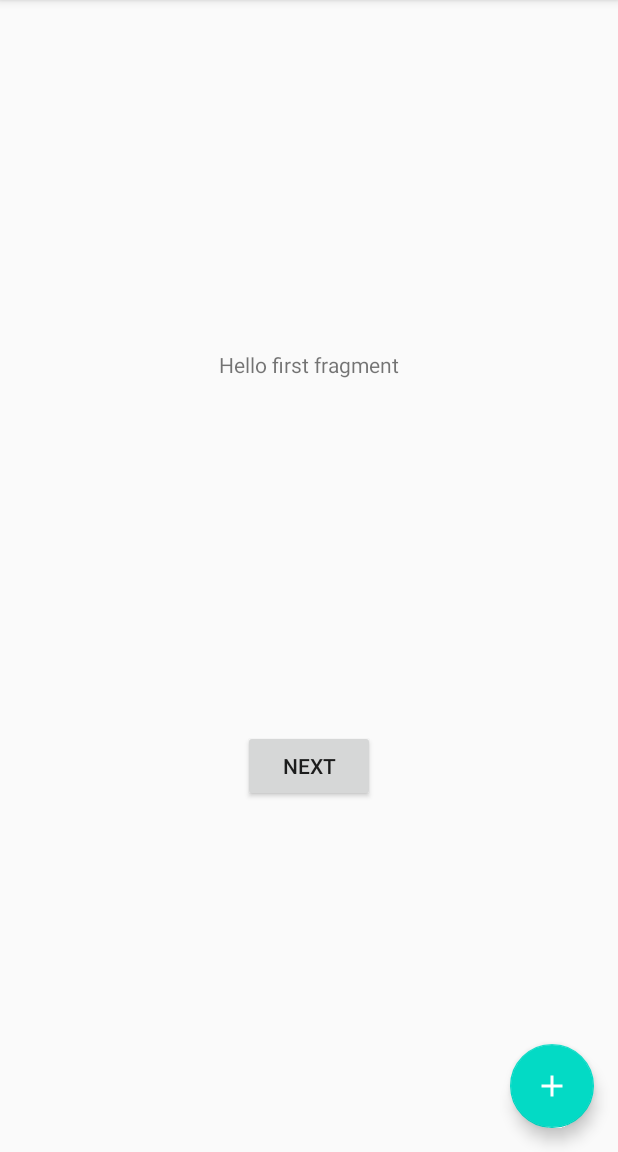
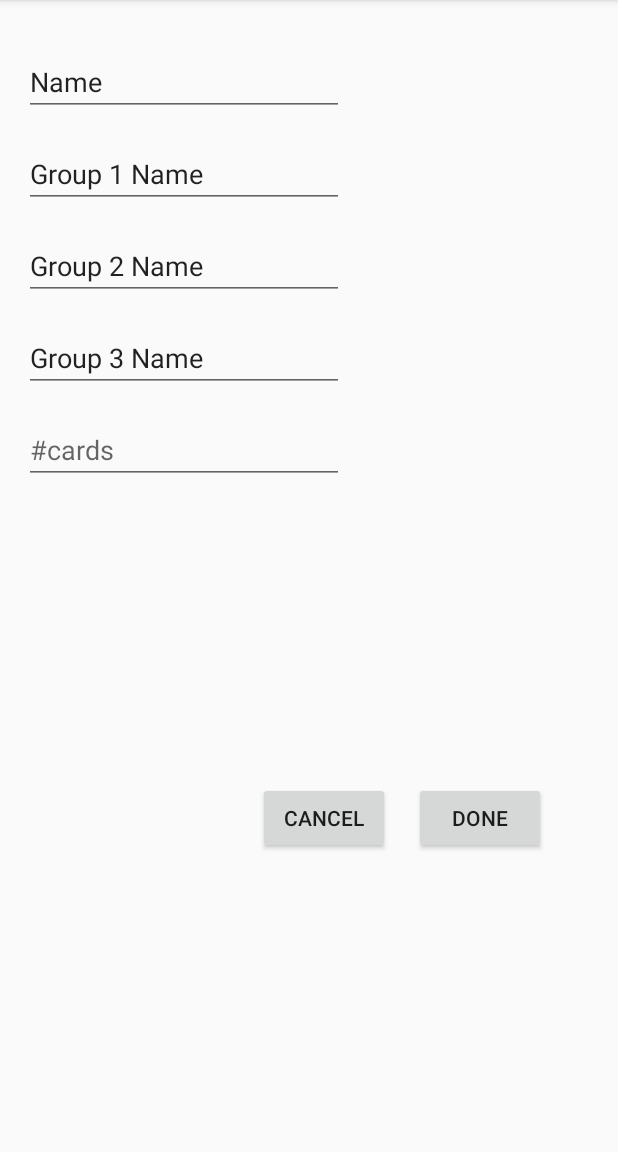
Before and after one commit to giladgotman/celebs, an Android app: the screen it shows after launch (MainActivity), after a tap on an icon or button, on a phone screen of 412 x 824 dp, the part 84-1236 px from its top. Run offline under Robolectric (Android 15) with nearby library versions, the light colour scheme and no system bars; our stand-ins replace Firebase (no records; nobody signed in at launch, a user with empty details on screens opened directly), RxJava, Timber; 1 other tap on this screen came first.

Commit message:
add createGame screen

```diff
--- a/app/src/main/java/com/gggames/celebs/data/model/Game.kt
+++ b/app/src/main/java/com/gggames/celebs/data/model/Game.kt
@@ -11,7 +11,7 @@ data class Game (val id: String,
 
 data class GameInfo(
     val round: Round,
-    val score: Map<Group, Int>,
+    val score: Map<String, Int>,
     val totalCards: Int,
     val cardsInDeck: Int,
     val currentPlayer: Player
--- a/app/src/main/java/com/gggames/celebs/data/source/remote/model/GameRaw.kt
+++ b/app/src/main/java/com/gggames/celebs/data/source/remote/model/GameRaw.kt
@@ -24,7 +24,7 @@ data class GameRaw (
 
 data class GameInfoRaw(
     val round: RoundRaw = Round.Speaking.toRaw(),
-    val score: Map<GroupRaw, Int> = emptyMap(),
+    val score: Map<String, Int> = emptyMap(),
     val totalCards: Int = 0,
     val cardsInDeck: Int = 0,
     val currentPlayer: PlayerRaw = PlayerRaw()
--- a/app/src/main/java/com/gggames/celebs/domain/AddGameUseCase.kt
+++ b/app/src/main/java/com/gggames/celebs/domain/AddGameUseCase.kt
@@ -20,8 +20,8 @@ class AddGameUseCase(
                 })
 
     fun createDummyGame(): Game =
-        Game(id = "gameTestId",
-            name = "testGame",
+        Game(id = "gameTestId2",
+            name = "testGame2",
             createdAt = System.currentTimeMillis(),
             groups = listOf(
                 Group(("group1"),
--- /dev/null
+++ b/app/src/main/java/com/gggames/celebs/presentation/CreateGameFragment.kt
@@ -0,0 +1,49 @@
+package com.gggames.celebs.presentation
+
+import android.os.Bundle
+import android.view.LayoutInflater
+import android.view.View
+import android.view.ViewGroup
+import android.widget.Button
+import androidx.fragment.app.Fragment
+import androidx.navigation.fragment.findNavController
+import com.gggames.celebs.R
+import com.gggames.celebs.data.GamesRepositoryImpl
+import com.gggames.celebs.data.source.remote.FirebaseGamesDataSource
+import com.gggames.celebs.domain.AddGameUseCase
+import com.google.firebase.firestore.FirebaseFirestore
+import com.idagio.app.core.utils.rx.scheduler.SchedulerProvider
+
+/**
+ * A simple [Fragment] subclass as the second destination in the navigation.
+ */
+class CreateGameFragment : Fragment() {
+
+    val addGameUseCase = AddGameUseCase(
+        GamesRepositoryImpl(
+            FirebaseGamesDataSource(
+                FirebaseFirestore.getInstance()
+            )
+        ),
+        SchedulerProvider()
+    )
+    override fun onCreateView(
+            inflater: LayoutInflater, container: ViewGroup?,
+            savedInstanceState: Bundle?
+    ): View? {
+        // Inflate the layout for this fragment
+        return inflater.inflate(R.layout.fragment_create_game, container, false)
+    }
+
+    override fun onViewCreated(view: View, savedInstanceState: Bundle?) {
+        super.onViewCreated(view, savedInstanceState)
+
+        view.findViewById<Button>(R.id.buttonCancel).setOnClickListener {
+            findNavController().navigate(R.id.action_CreateGame_to_GamesFragment)
+        }
+
+        view.findViewById<Button>(R.id.buttonDone).setOnClickListener {
+            addGameUseCase()
+        }
+    }
+}
--- a/app/src/main/java/com/gggames/celebs/presentation/FirstFragment.kt
+++ b/app/src/main/java/com/gggames/celebs/presentation/GamesFragment.kt
@@ -2,26 +2,26 @@ package com.gggames.celebs.presentation
 
 import android.os.Bundle
 import android.util.Log
-import androidx.fragment.app.Fragment
 import android.view.LayoutInflater
 import android.view.View
 import android.view.ViewGroup
 import android.widget.Button
+import androidx.fragment.app.Fragment
+import androidx.navigation.fragment.findNavController
 import com.gggames.celebs.R
+import com.gggames.celebs.data.GamesRepositoryImpl
 import com.gggames.celebs.data.source.remote.FirebaseGamesDataSource
-import com.gggames.celebs.data.GamesRepositoryImpl
 import com.gggames.celebs.domain.GetGamesUseCase
 import com.google.firebase.firestore.FirebaseFirestore
 import com.idagio.app.core.utils.rx.scheduler.BaseSchedulerProvider
 import com.idagio.app.core.utils.rx.scheduler.SchedulerProvider
 import io.reactivex.disposables.CompositeDisposable
-import kotlinx.android.synthetic.main.fragment_first.*
-import java.lang.StringBuilder
+import kotlinx.android.synthetic.main.fragment_games.*
 
 /**
  * A simple [Fragment] subclass as the default destination in the navigation.
  */
-class FirstFragment : Fragment() {
+class GamesFragment : Fragment() {
 
     private val TAG = "gilad"
 
@@ -36,7 +36,7 @@ class FirstFragment : Fragment() {
             savedInstanceState: Bundle?
     ): View? {
         // Inflate the layout for this fragment
-        return inflater.inflate(R.layout.fragment_first, container, false)
+        return inflater.inflate(R.layout.fragment_games, container, false)
     }
 
     override fun onViewCreated(view: View, savedInstanceState: Bundle?) {
@@ -48,7 +48,10 @@ class FirstFragment : Fragment() {
         ))
         view.findViewById<Button>(R.id.button_first).setOnClickListener {
             fetchGames()
-//            findNavController().navigate(R.id.action_FirstFragment_to_SecondFragment)
+        }
+
+        createGameFab.setOnClickListener {
+            findNavController().navigate(R.id.action_GamesFragment_to_CreateGameFragment)
         }
     }
 
--- a/app/src/main/java/com/gggames/celebs/presentation/MainActivity.kt
+++ b/app/src/main/java/com/gggames/celebs/presentation/MainActivity.kt
@@ -6,34 +6,15 @@ import android.view.MenuItem
 import android.view.View
 import androidx.appcompat.app.AppCompatActivity
 import com.gggames.celebs.R
-import com.gggames.celebs.data.GamesRepositoryImpl
-import com.gggames.celebs.data.source.remote.FirebaseGamesDataSource
-import com.gggames.celebs.domain.AddGameUseCase
 import com.google.android.material.snackbar.Snackbar
-import com.google.firebase.firestore.FirebaseFirestore
-import com.idagio.app.core.utils.rx.scheduler.SchedulerProvider
 import kotlinx.android.synthetic.main.activity_main.*
 
 class MainActivity : AppCompatActivity() {
-
-    val addGameUseCase = AddGameUseCase(GamesRepositoryImpl(
-        FirebaseGamesDataSource(
-            FirebaseFirestore.getInstance()
-        )
-    ),
-        SchedulerProvider()
-    )
-
-
 
     override fun onCreate(savedInstanceState: Bundle?) {
         super.onCreate(savedInstanceState)
         setContentView(R.layout.activity_main)
         setSupportActionBar(toolbar)
-
-        createGameFab.setOnClickListener { view ->
-            addGameUseCase()
-        }
     }
 
     private fun createSnackbar(view: View) {
--- a/app/src/main/java/com/gggames/celebs/presentation/SecondFragment.kt
+++ /dev/null
@@ -1,32 +0,0 @@
-package com.gggames.celebs.presentation
-
-import android.os.Bundle
-import androidx.fragment.app.Fragment
-import android.view.LayoutInflater
-import android.view.View
-import android.view.ViewGroup
-import android.widget.Button
-import androidx.navigation.fragment.findNavController
-import com.gggames.celebs.R
-
-/**
- * A simple [Fragment] subclass as the second destination in the navigation.
- */
-class SecondFragment : Fragment() {
-
-    override fun onCreateView(
-            inflater: LayoutInflater, container: ViewGroup?,
-            savedInstanceState: Bundle?
-    ): View? {
-        // Inflate the layout for this fragment
-        return inflater.inflate(R.layout.fragment_second, container, false)
-    }
-
-    override fun onViewCreated(view: View, savedInstanceState: Bundle?) {
-        super.onViewCreated(view, savedInstanceState)
-
-        view.findViewById<Button>(R.id.button_second).setOnClickListener {
-            findNavController().navigate(R.id.action_SecondFragment_to_FirstFragment)
-        }
-    }
-}
--- a/app/src/main/res/layout/activity_main.xml
+++ b/app/src/main/res/layout/activity_main.xml
@@ -20,14 +20,6 @@
 
     </com.google.android.material.appbar.AppBarLayout>
 
-    <com.google.android.material.floatingactionbutton.FloatingActionButton
-        android:id="@+id/createGameFab"
-        android:layout_width="wrap_content"
-        android:layout_height="wrap_content"
-        android:layout_gravity="bottom|end"
-        android:layout_margin="@dimen/fab_margin"
-        app:srcCompat="@drawable/ic_add" />
-
     <include layout="@layout/content_main" />
 
 </androidx.coordinatorlayout.widget.CoordinatorLayout>
--- /dev/null
+++ b/app/src/main/res/layout/fragment_create_game.xml
@@ -0,0 +1,87 @@
+<?xml version="1.0" encoding="utf-8"?>
+<androidx.constraintlayout.widget.ConstraintLayout xmlns:android="http://schemas.android.com/apk/res/android"
+    xmlns:app="http://schemas.android.com/apk/res-auto"
+    xmlns:tools="http://schemas.android.com/tools"
+    android:layout_width="match_parent"
+    android:layout_height="match_parent"
+    tools:context="com.gggames.celebs.presentation.CreateGameFragment"
+    android:paddingStart="@dimen/default_margin"
+    android:paddingEnd="@dimen/default_margin"
+    android:paddingTop="@dimen/medium_margin"
+    >
+
+    <EditText
+        android:id="@+id/gameName"
+        android:layout_width="wrap_content"
+        android:layout_height="wrap_content"
+        android:ems="10"
+        android:inputType="textPersonName"
+        android:text="@string/create_game_name"
+        app:layout_constraintStart_toStartOf="parent"
+        app:layout_constraintTop_toTopOf="parent" />
+
+    <EditText
+        android:id="@+id/groupName1"
+        android:layout_width="wrap_content"
+        android:layout_height="wrap_content"
+        android:ems="10"
+        android:inputType="textPersonName"
+        android:layout_marginTop="@dimen/default_margin"
+        android:text="@string/create_game_group_1_name"
+        app:layout_constraintStart_toStartOf="parent"
+        app:layout_constraintTop_toBottomOf="@+id/gameName" />
+
+    <EditText
+        android:id="@+id/groupName2"
+        android:layout_width="wrap_content"
+        android:layout_height="wrap_content"
+        android:ems="10"
+        android:inputType="textPersonName"
+        android:layout_marginTop="@dimen/default_margin"
+        android:text="@string/create_game_group_2_name"
+        app:layout_constraintStart_toStartOf="parent"
+        app:layout_constraintTop_toBottomOf="@+id/groupName1" />
+
+    <EditText
+        android:id="@+id/groupName3"
+        android:layout_width="wrap_content"
+        android:layout_height="wrap_content"
+        android:ems="10"
+        android:inputType="textPersonName"
+        android:layout_marginTop="@dimen/default_margin"
+        android:text="@string/create_game_group_3_name"
+        app:layout_constraintStart_toStartOf="parent"
+        app:layout_constraintTop_toBottomOf="@+id/groupName2" />
+
+    <EditText
+        android:id="@+id/cardsAmount"
+        android:layout_width="wrap_content"
+        android:layout_height="wrap_content"
+        android:ems="10"
+        android:hint="@string/create_game_num_cards"
+        android:inputType="number"
+        android:layout_marginTop="@dimen/default_margin"
+        app:layout_constraintStart_toStartOf="parent"
+        app:layout_constraintTop_toBottomOf="@+id/groupName3" />
+
+
+    <Button
+        android:id="@+id/buttonDone"
+        android:layout_width="wrap_content"
+        android:layout_height="wrap_content"
+        android:text="@string/done"
+        app:layout_constraintBottom_toBottomOf="parent"
+        app:layout_constraintEnd_toEndOf="parent"
+        android:layout_marginEnd="@dimen/medium_margin"
+        app:layout_constraintTop_toBottomOf="@id/cardsAmount" />
+
+    <Button
+        android:id="@+id/buttonCancel"
+        android:layout_width="wrap_content"
+        android:layout_height="wrap_content"
+        android:text="@string/cancel"
+        app:layout_constraintEnd_toStartOf="@+id/buttonDone"
+        android:layout_marginEnd="@dimen/default_margin"
+        app:layout_constraintBaseline_toBaselineOf="@id/buttonDone"
+        />
+</androidx.constraintlayout.widget.ConstraintLayout>
--- a/app/src/main/res/layout/fragment_first.xml
+++ /dev/null
@@ -1,28 +0,0 @@
-<?xml version="1.0" encoding="utf-8"?>
-<androidx.constraintlayout.widget.ConstraintLayout xmlns:android="http://schemas.android.com/apk/res/android"
-    xmlns:app="http://schemas.android.com/apk/res-auto"
-    xmlns:tools="http://schemas.android.com/tools"
-    android:layout_width="match_parent"
-    android:layout_height="match_parent"
-    tools:context="com.gggames.celebs.presentation.FirstFragment">
-
-    <Button
-        android:id="@+id/button_first"
-        android:layout_width="wrap_content"
-        android:layout_height="wrap_content"
-        android:text="@string/next"
-        app:layout_constraintBottom_toBottomOf="parent"
-        app:layout_constraintEnd_toEndOf="parent"
-        app:layout_constraintStart_toStartOf="parent"
-        app:layout_constraintTop_toBottomOf="@id/textview_games" />
-
-    <TextView
-        android:id="@+id/textview_games"
-        android:layout_width="wrap_content"
-        android:layout_height="wrap_content"
-        android:text="@string/hello_first_fragment"
-        app:layout_constraintBottom_toTopOf="@id/button_first"
-        app:layout_constraintEnd_toEndOf="parent"
-        app:layout_constraintStart_toStartOf="parent"
-        app:layout_constraintTop_toTopOf="parent" />
-</androidx.constraintlayout.widget.ConstraintLayout>
--- a/app/src/main/res/layout/fragment_second.xml
+++ b/app/src/main/res/layout/fragment_games.xml
@@ -4,24 +4,35 @@
     xmlns:tools="http://schemas.android.com/tools"
     android:layout_width="match_parent"
     android:layout_height="match_parent"
-    tools:context="com.gggames.celebs.presentation.SecondFragment">
+    tools:context="com.gggames.celebs.presentation.GamesFragment">
 
     <Button
-        android:id="@+id/button_second"
+        android:id="@+id/button_first"
         android:layout_width="wrap_content"
         android:layout_height="wrap_content"
-        android:text="@string/previous"
+        android:text="fetch"
         app:layout_constraintBottom_toBottomOf="parent"
         app:layout_constraintEnd_toEndOf="parent"
         app:layout_constraintStart_toStartOf="parent"
-        app:layout_constraintTop_toBottomOf="@id/textview_second" />
+        app:layout_constraintTop_toBottomOf="@id/textview_games" />
 
     <TextView
-        android:id="@+id/textview_second"
+        android:id="@+id/textview_games"
         android:layout_width="wrap_content"
         android:layout_height="wrap_content"
-        app:layout_constraintBottom_toTopOf="@id/button_second"
+        android:text="@string/hello_first_fragment"
+        app:layout_constraintBottom_toTopOf="@id/button_first"
         app:layout_constraintEnd_toEndOf="parent"
         app:layout_constraintStart_toStartOf="parent"
         app:layout_constraintTop_toTopOf="parent" />
+
+    <com.google.android.material.floatingactionbutton.FloatingActionButton
+        app:layout_constraintBottom_toBottomOf="parent"
+        app:layout_constraintEnd_toEndOf="parent"
+        android:id="@+id/createGameFab"
+        android:layout_width="wrap_content"
+        android:layout_height="wrap_content"
+        android:layout_gravity="bottom|end"
+        android:layout_margin="@dimen/fab_margin"
+        app:srcCompat="@drawable/ic_add" />
 </androidx.constraintlayout.widget.ConstraintLayout>
--- a/app/src/main/res/navigation/nav_graph.xml
+++ b/app/src/main/res/navigation/nav_graph.xml
@@ -3,26 +3,26 @@
     xmlns:app="http://schemas.android.com/apk/res-auto"
     xmlns:tools="http://schemas.android.com/tools"
     android:id="@+id/nav_graph"
-    app:startDestination="@id/FirstFragment">
+    app:startDestination="@id/GamesFragment">
 
     <fragment
-        android:id="@+id/FirstFragment"
-        android:name="com.gggames.celebs.presentation.FirstFragment"
-        android:label="@string/first_fragment_label"
-        tools:layout="@layout/fragment_first">
+        android:id="@+id/GamesFragment"
+        android:name="com.gggames.celebs.presentation.GamesFragment"
+        android:label="@string/games_fragment_label"
+        tools:layout="@layout/fragment_games">
 
         <action
-            android:id="@+id/action_FirstFragment_to_SecondFragment"
-            app:destination="@id/SecondFragment" />
+            android:id="@+id/action_GamesFragment_to_CreateGameFragment"
+            app:destination="@id/CreateGameFragment" />
     </fragment>
     <fragment
-        android:id="@+id/SecondFragment"
-        android:name="com.gggames.celebs.presentation.SecondFragment"
-        android:label="@string/second_fragment_label"
-        tools:layout="@layout/fragment_second">
+        android:id="@+id/CreateGameFragment"
+        android:name="com.gggames.celebs.presentation.CreateGameFragment"
+        android:label="@string/create_game_fragment_label"
+        tools:layout="@layout/fragment_create_game">
 
         <action
-            android:id="@+id/action_SecondFragment_to_FirstFragment"
-            app:destination="@id/FirstFragment" />
+            android:id="@+id/action_CreateGame_to_GamesFragment"
+            app:destination="@id/GamesFragment" />
     </fragment>
 </navigation>
--- a/app/src/main/res/values/dimens.xml
+++ b/app/src/main/res/values/dimens.xml
@@ -1,3 +1,6 @@
 <resources>
     <dimen name="fab_margin">16dp</dimen>
+    <dimen name="default_margin">16dp</dimen>
+    <dimen name="medium_margin">32dp</dimen>
+    <dimen name="big_margin">64dp</dimen>
 </resources>
--- a/app/src/main/res/values/strings.xml
+++ b/app/src/main/res/values/strings.xml
@@ -2,11 +2,18 @@
     <string name="app_name">Celebs</string>
     <string name="action_settings">Settings</string>
     <!-- Strings used for fragments for navigation -->
-    <string name="first_fragment_label">First Fragment</string>
-    <string name="second_fragment_label">Second Fragment</string>
+    <string name="games_fragment_label">Games Fragment</string>
+    <string name="create_game_fragment_label">Games Fragment</string>
     <string name="next">Next</string>
     <string name="previous">Previous</string>
 
     <string name="hello_first_fragment">Hello first fragment</string>
     <string name="hello_second_fragment">Hello second fragment. Arg: %1$s</string>
+    <string name="create_game_name">Name</string>
+    <string name="create_game_group_1_name">Group 1 Name</string>
+    <string name="create_game_group_2_name">Group 2 Name</string>
+    <string name="create_game_group_3_name">Group 3 Name</string>
+    <string name="create_game_num_cards">#cards</string>
+    <string name="done">Done</string>
+    <string name="cancel">Cancel</string>
 </resources>
```
Also changed, not shown: app/src/main/java/com/gggames/celebs/data/source/remote/FirebaseGamesDataSource.kt (+0 -19 lines).
